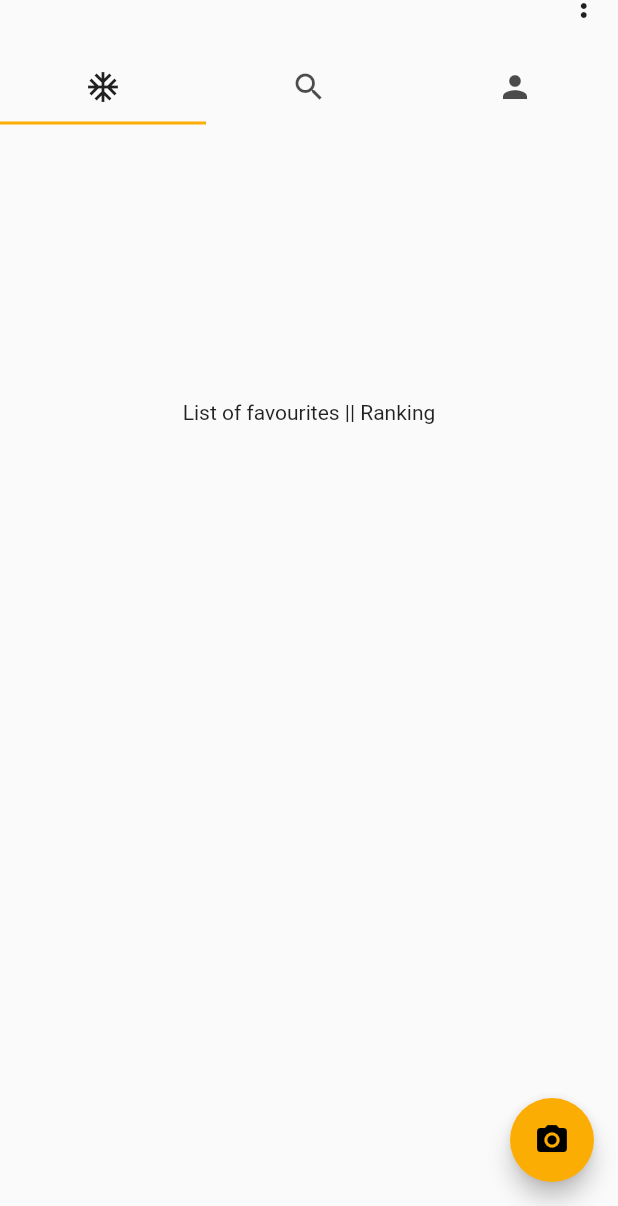
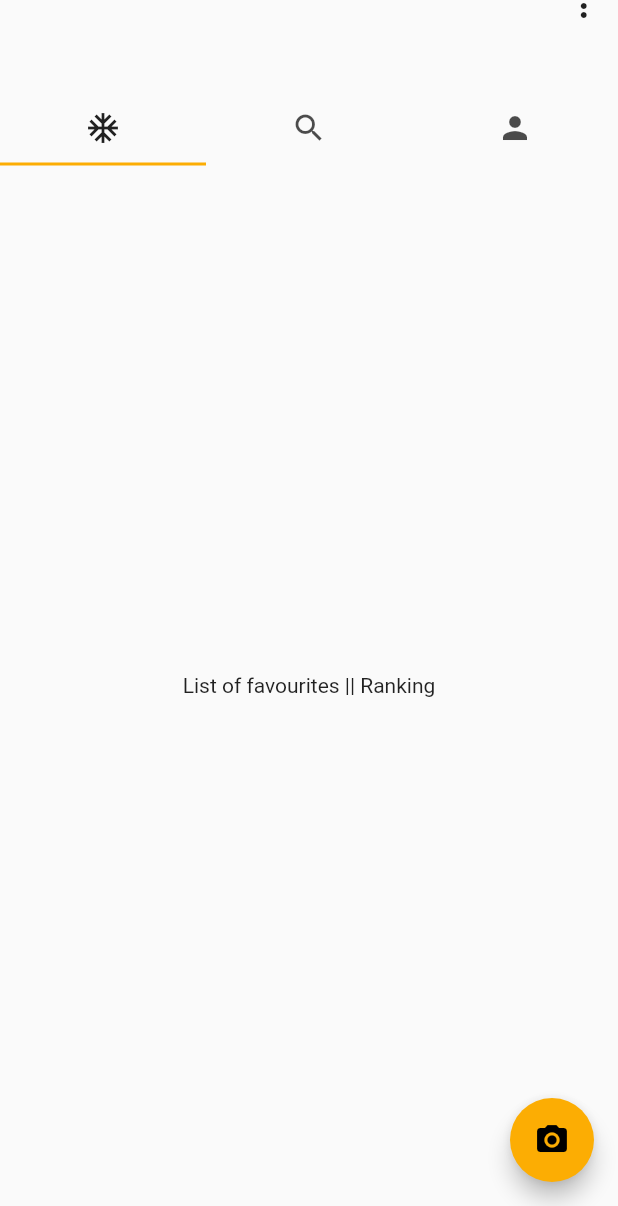
Before and after one commit to zollinka/brewed_app, a Flutter app: the screen it shows after launch, on a phone screen of 412 x 824 dp, the part 30-1236 px from its top. Run offline on Flutter 3.47's test engine with Material 2 defaults, Android fonts, the phone set to English and light mode, and no system bars; our stand-ins replace camera, dio; missing offline and left inert: flappy_search_bar; Roboto replaces fonts that are missing (Hind).

Commit message:
changes to alignment

```diff
--- a/lib/ui/home/home_name_settings_row.dart
+++ b/lib/ui/home/home_name_settings_row.dart
@@ -10,8 +10,9 @@ class _NameSettingsRowState extends State<NameSettingsRow> {
   @override
   Widget build(BuildContext context) {
     return Row(
+      //crossAxisAlignment: CrossAxisAlignment.stretch,
       children: <Widget> [
-        Flexible(
+        Expanded(
           flex:8,
           child:
           Column(
@@ -22,7 +23,7 @@ class _NameSettingsRowState extends State<NameSettingsRow> {
             ],
           ),
         ),
-        Flexible(
+        Expanded(
           flex: 1,
           child:
           Column(
--- a/lib/ui/home/home_page.dart
+++ b/lib/ui/home/home_page.dart
@@ -40,14 +40,14 @@ class _MyHomePageState extends State<HomePage> {
     );
   }
 
-  Widget _buildNameSettingsRow() => Flexible(
+  Widget _buildNameSettingsRow() => Expanded(
       flex: 1,
-      fit: FlexFit.tight,
+      //fit: FlexFit.tight,
       child:NameSettingsRow());
 
-  Widget _buildTabsWidget() => Flexible(
-      flex: 14,
-      fit: FlexFit.loose,
+  Widget _buildTabsWidget() => Expanded(
+      flex: 9,
+      //fit: FlexFit.tight,
       child: TabsWidget());
 
   Future<void> _goToCamera() async {
--- a/lib/ui/home/home_tabs_widget.dart
+++ b/lib/ui/home/home_tabs_widget.dart
@@ -14,16 +14,15 @@ class _TabsWidgetState extends State<TabsWidget> {
       length: 3,
       child: Column(
         children: [
-          Flexible(
-      child:  TabBar(
+          TabBar(
             tabs: [
               Tab(icon: Icon(Icons.ac_unit)),
               Tab(icon: Icon(Icons.search)),
               Tab(icon: Icon(Icons.person)),
             ],
           ),
-          ),
-          Flexible(
+
+          Expanded(
             child: TabBarView(
             children: [
               Tab(text: "List of favourites || Ranking"),
--- a/lib/ui/home/photo_display_view.dart
+++ b/lib/ui/home/photo_display_view.dart
@@ -16,7 +16,7 @@ class PhotoDisplayView extends StatelessWidget {
       body: Column(
         crossAxisAlignment: CrossAxisAlignment.stretch,
         children: <Widget> [
-          Image.file(File(imagePath)),
+          Expanded(child: Image.file(File(imagePath))),
           Expanded(
               child: FlatButton(
                 child: Text("Search with this label"),
--- a/lib/ui/home/search_view.dart
+++ b/lib/ui/home/search_view.dart
@@ -36,6 +36,6 @@ class _SearchViewState extends State<SearchView> {
 Future<List<Beer>> search(String search) async {
   await Future.delayed(Duration(seconds: 2));
   return List.generate(search.length, (int index) {
-    return Beer("Jajco");
+    return Beer("Veeeeeeeeeeeeery long beer name");
   });
 }
```
Also changed, not shown: lib/ui/beer/beer_list_tile.dart (+9 -1 lines), lib/ui/beer/beer_page.dart (+6 -2 lines).
